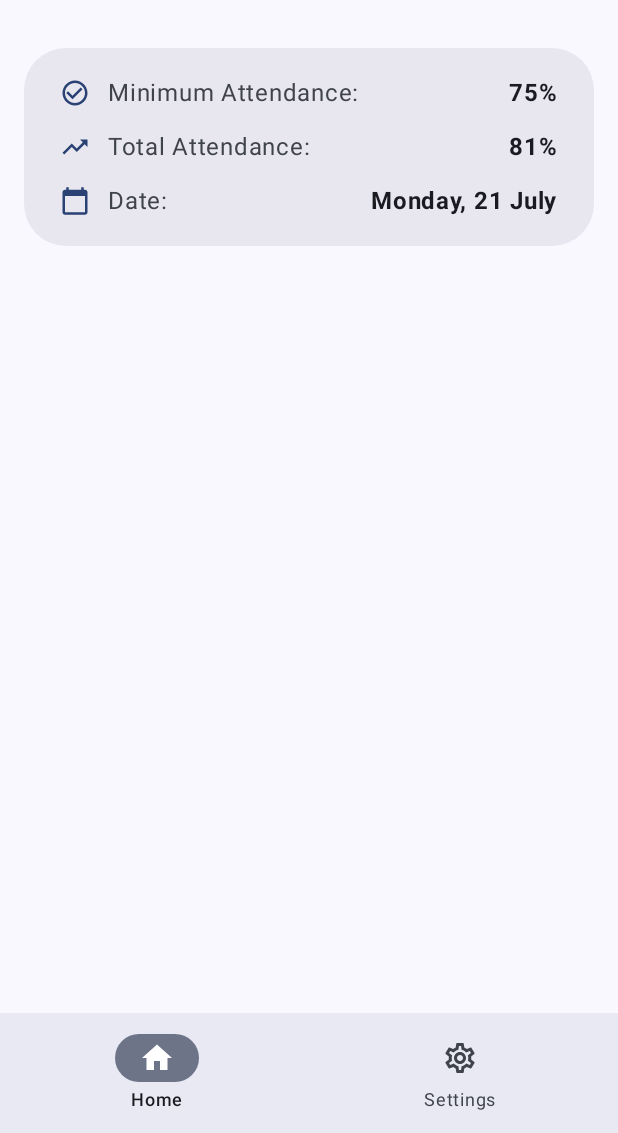
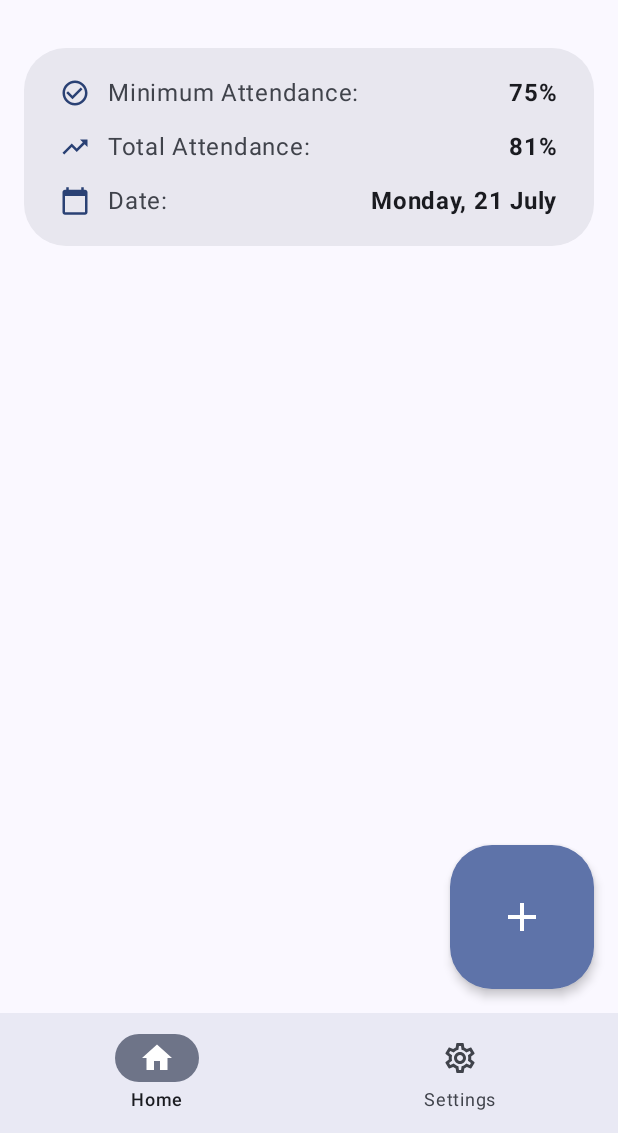
Before and after one commit to jarvis1704/Attendo, an Android app built with Jetpack Compose: the screen it shows after launch (MainActivity), on a phone screen of 412 x 824 dp, the part 103-1236 px from its top. Run offline under Robolectric (Android 15) with nearby library versions, the phone set to English and light mode, and no system bars; our stand-ins replace Dagger/Hilt's generated code, Material 3 Expressive styles (plain Material 3 is drawn).

Commit message:
added fab

```diff
--- a/app/src/main/java/com/biprangshu/attendo/MainActivity.kt
+++ b/app/src/main/java/com/biprangshu/attendo/MainActivity.kt
@@ -30,6 +30,7 @@ import com.biprangshu.attendo.navigation.Navigation
 import com.biprangshu.attendo.screens.HomeScreen
 import com.biprangshu.attendo.ui.theme.AttendoTheme
 import com.biprangshu.attendo.uicomponents.BottomBar
+import com.biprangshu.attendo.uicomponents.Fab
 import dagger.hilt.android.AndroidEntryPoint
 
 @AndroidEntryPoint
@@ -78,7 +79,8 @@ class MainActivity : ComponentActivity() {
                                 }
                             )
                         }
-                    }
+                    },
+                    floatingActionButton = { Fab() }
                 ) { innerPadding ->
                     Navigation(
                         navController = navController
--- /dev/null
+++ b/app/src/main/java/com/biprangshu/attendo/uicomponents/Fab.kt
@@ -0,0 +1,32 @@
+package com.biprangshu.attendo.uicomponents
+
+import androidx.compose.foundation.layout.size
+import androidx.compose.material.icons.Icons
+import androidx.compose.material.icons.filled.Add
+import androidx.compose.material3.FloatingActionButton
+import androidx.compose.material3.FloatingActionButtonDefaults
+import androidx.compose.material3.Icon
+import androidx.compose.material3.LargeFloatingActionButton
+import androidx.compose.runtime.Composable
+import androidx.compose.ui.Modifier
+import androidx.compose.ui.unit.dp
+import com.biprangshu.attendo.utils.showSubjectAddModal
+
+@Composable
+fun Fab(modifier: Modifier = Modifier) {
+    LargeFloatingActionButton(
+        onClick = {
+            showSubjectAddModal = true
+        },
+        elevation = FloatingActionButtonDefaults.elevation(
+            4.dp
+        )
+    ){
+        Icon(
+            imageVector = Icons.Default.Add,
+            contentDescription = null,
+            modifier = Modifier.size(32.dp)
+        )
+    }
+
+}
--- a/app/src/main/java/com/biprangshu/attendo/utils/Variables.kt
+++ b/app/src/main/java/com/biprangshu/attendo/utils/Variables.kt
@@ -5,3 +5,4 @@ import androidx.compose.runtime.mutableStateOf
 import androidx.compose.runtime.setValue
 
 var selectedScreen by mutableStateOf("")
+var showSubjectAddModal by mutableStateOf(false)
```
